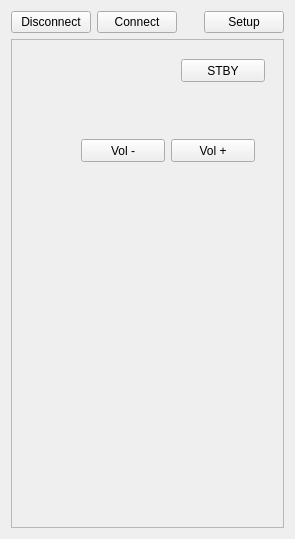
The window that mainwindow.ui (WiseLord/ampcontrol) describes before a commit, drawn with Qt 5.
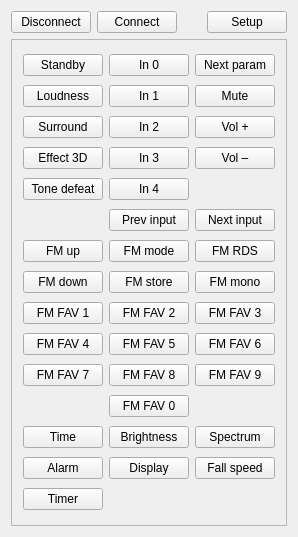
The same window after the commit.

Commit message: Add all commands support

```diff
--- a/mainwindow.ui
+++ b/mainwindow.ui
@@ -6,8 +6,8 @@
    <rect>
     <x>0</x>
     <y>0</y>
-    <width>295</width>
-    <height>539</height>
+    <width>293</width>
+    <height>537</height>
    </rect>
   </property>
   <property name="windowTitle">
@@ -60,51 +60,398 @@
      <property name="frameShadow">
       <enum>QFrame::Raised</enum>
      </property>
-     <widget class="QPushButton" name="pbtnSTBY">
-      <property name="geometry">
-       <rect>
-        <x>170</x>
-        <y>20</y>
-        <width>84</width>
-        <height>23</height>
-       </rect>
-      </property>
-      <property name="text">
-       <string>STBY</string>
-      </property>
-     </widget>
-     <widget class="QPushButton" name="pbtnVOLDEC">
-      <property name="geometry">
-       <rect>
-        <x>70</x>
-        <y>100</y>
-        <width>84</width>
-        <height>23</height>
-       </rect>
-      </property>
-      <property name="text">
-       <string>Vol -</string>
-      </property>
-      <property name="autoRepeat">
-       <bool>true</bool>
-      </property>
-     </widget>
-     <widget class="QPushButton" name="pbtnVOLINC">
-      <property name="geometry">
-       <rect>
-        <x>160</x>
-        <y>100</y>
-        <width>84</width>
-        <height>23</height>
-       </rect>
-      </property>
-      <property name="text">
-       <string>Vol +</string>
-      </property>
-      <property name="autoRepeat">
-       <bool>true</bool>
-      </property>
-     </widget>
+     <layout class="QGridLayout" name="gridLayout">
+      <item row="0" column="0">
+       <widget class="QPushButton" name="pbtnStandby">
+        <property name="text">
+         <string>Standby</string>
+        </property>
+        <property name="RC" stdset="0">
+         <string notr="true">00</string>
+        </property>
+       </widget>
+      </item>
+      <item row="0" column="1">
+       <widget class="QPushButton" name="pbtnIn0">
+        <property name="text">
+         <string>In 0</string>
+        </property>
+        <property name="RC" stdset="0">
+         <string notr="true">05</string>
+        </property>
+       </widget>
+      </item>
+      <item row="0" column="2">
+       <widget class="QPushButton" name="pbtnNextParam">
+        <property name="text">
+         <string>Next param</string>
+        </property>
+        <property name="RC" stdset="0">
+         <string notr="true">02</string>
+        </property>
+       </widget>
+      </item>
+      <item row="1" column="0">
+       <widget class="QPushButton" name="pbtnLoudness">
+        <property name="text">
+         <string>Loudness</string>
+        </property>
+        <property name="RC" stdset="0">
+         <string notr="true">0C</string>
+        </property>
+       </widget>
+      </item>
+      <item row="1" column="1">
+       <widget class="QPushButton" name="pbtnIn1">
+        <property name="text">
+         <string>In 1</string>
+        </property>
+        <property name="RC" stdset="0">
+         <string notr="true">06</string>
+        </property>
+       </widget>
+      </item>
+      <item row="1" column="2">
+       <widget class="QPushButton" name="pbtnMute">
+        <property name="text">
+         <string>Mute</string>
+        </property>
+        <property name="RC" stdset="0">
+         <string notr="true">01</string>
+        </property>
+       </widget>
+      </item>
+      <item row="2" column="0">
+       <widget class="QPushButton" name="pbtnSurround">
+        <property name="text">
+         <string>Surround</string>
+        </property>
+        <property name="RC" stdset="0">
+         <string notr="true">0D</string>
+        </property>
+       </widget>
+      </item>
+      <item row="2" column="1">
+       <widget class="QPushButton" name="pbtnIn2">
+        <property name="text">
+         <string>In 2</string>
+        </property>
+        <property name="RC" stdset="0">
+         <string notr="true">07</string>
+        </property>
+       </widget>
+      </item>
+      <item row="2" column="2">
+       <widget class="QPushButton" name="pbtnVolUp">
+        <property name="text">
+         <string>Vol +</string>
+        </property>
+        <property name="RC" stdset="0">
+         <string notr="true">03</string>
+        </property>
+       </widget>
+      </item>
+      <item row="3" column="0">
+       <widget class="QPushButton" name="pbtnEffect3d">
+        <property name="text">
+         <string>Effect 3D</string>
+        </property>
+        <property name="RC" stdset="0">
+         <string notr="true">0E</string>
+        </property>
+       </widget>
+      </item>
+      <item row="3" column="1">
+       <widget class="QPushButton" name="pbtnIn3">
+        <property name="text">
+         <string>In 3</string>
+        </property>
+        <property name="RC" stdset="0">
+         <string notr="true">08</string>
+        </property>
+       </widget>
+      </item>
+      <item row="3" column="2">
+       <widget class="QPushButton" name="pbtnVolDown">
+        <property name="text">
+         <string>Vol –</string>
+        </property>
+        <property name="RC" stdset="0">
+         <string notr="true">04</string>
+        </property>
+       </widget>
+      </item>
+      <item row="4" column="0">
+       <widget class="QPushButton" name="pbtnToneDefeat">
+        <property name="text">
+         <string>Tone defeat</string>
+        </property>
+        <property name="RC" stdset="0">
+         <string notr="true">0F</string>
+        </property>
+       </widget>
+      </item>
+      <item row="4" column="1">
+       <widget class="QPushButton" name="pbtnIn4">
+        <property name="text">
+         <string>In 4</string>
+        </property>
+        <property name="RC" stdset="0">
+         <string notr="true">09</string>
+        </property>
+       </widget>
+      </item>
+      <item row="5" column="1">
+       <widget class="QPushButton" name="pbtnInPrev">
+        <property name="text">
+         <string>Prev input</string>
+        </property>
+        <property name="RC" stdset="0">
+         <string notr="true">0A</string>
+        </property>
+       </widget>
+      </item>
+      <item row="5" column="2">
+       <widget class="QPushButton" name="pbtnInNext">
+        <property name="text">
+         <string>Next input</string>
+        </property>
+        <property name="RC" stdset="0">
+         <string notr="true">0B</string>
+        </property>
+       </widget>
+      </item>
+      <item row="6" column="0">
+       <widget class="QPushButton" name="pbtnFmUp">
+        <property name="text">
+         <string>FM up</string>
+        </property>
+        <property name="RC" stdset="0">
+         <string notr="true">11</string>
+        </property>
+       </widget>
+      </item>
+      <item row="6" column="1">
+       <widget class="QPushButton" name="pbtnFmMode">
+        <property name="text">
+         <string>FM mode</string>
+        </property>
+        <property name="RC" stdset="0">
+         <string notr="true">13</string>
+        </property>
+       </widget>
+      </item>
+      <item row="6" column="2">
+       <widget class="QPushButton" name="pbtnFmRds">
+        <property name="text">
+         <string>FM RDS</string>
+        </property>
+        <property name="RC" stdset="0">
+         <string notr="true">10</string>
+        </property>
+       </widget>
+      </item>
+      <item row="7" column="0">
+       <widget class="QPushButton" name="pbtnFmDown">
+        <property name="text">
+         <string>FM down</string>
+        </property>
+        <property name="RC" stdset="0">
+         <string notr="true">12</string>
+        </property>
+       </widget>
+      </item>
+      <item row="7" column="1">
+       <widget class="QPushButton" name="pbtnFmStore">
+        <property name="text">
+         <string>FM store</string>
+        </property>
+        <property name="RC" stdset="0">
+         <string notr="true">15</string>
+        </property>
+       </widget>
+      </item>
+      <item row="7" column="2">
+       <widget class="QPushButton" name="pbtnFmMono">
+        <property name="text">
+         <string>FM mono</string>
+        </property>
+        <property name="RC" stdset="0">
+         <string notr="true">14</string>
+        </property>
+       </widget>
+      </item>
+      <item row="8" column="0">
+       <widget class="QPushButton" name="pbtnFmFav1">
+        <property name="text">
+         <string>FM FAV 1</string>
+        </property>
+        <property name="RC" stdset="0">
+         <string notr="true">17</string>
+        </property>
+       </widget>
+      </item>
+      <item row="8" column="1">
+       <widget class="QPushButton" name="pbtnFmFav2">
+        <property name="text">
+         <string>FM FAV 2</string>
+        </property>
+        <property name="RC" stdset="0">
+         <string notr="true">18</string>
+        </property>
+       </widget>
+      </item>
+      <item row="8" column="2">
+       <widget class="QPushButton" name="pbtnFmFav3">
+        <property name="text">
+         <string>FM FAV 3</string>
+        </property>
+        <property name="RC" stdset="0">
+         <string notr="true">19</string>
+        </property>
+       </widget>
+      </item>
+      <item row="9" column="0">
+       <widget class="QPushButton" name="pbtnFmFav4">
+        <property name="text">
+         <string>FM FAV 4</string>
+        </property>
+        <property name="RC" stdset="0">
+         <string notr="true">1A</string>
+        </property>
+       </widget>
+      </item>
+      <item row="9" column="1">
+       <widget class="QPushButton" name="pbtnFmFav5">
+        <property name="text">
+         <string>FM FAV 5</string>
+        </property>
+        <property name="RC" stdset="0">
+         <string notr="true">1B</string>
+        </property>
+       </widget>
+      </item>
+      <item row="9" column="2">
+       <widget class="QPushButton" name="pbtnFmFav6">
+        <property name="text">
+         <string>FM FAV 6</string>
+        </property>
+        <property name="RC" stdset="0">
+         <string notr="true">1C</string>
+        </property>
+       </widget>
+      </item>
+      <item row="10" column="0">
+       <widget class="QPushButton" name="pbtnFmFav7">
+        <property name="text">
+         <string>FM FAV 7</string>
+        </property>
+        <property name="RC" stdset="0">
+         <string notr="true">1D</string>
+        </property>
+       </widget>
+      </item>
+      <item row="10" column="1">
+       <widget class="QPushButton" name="pbtnFmFav8">
+        <property name="text">
+         <string>FM FAV 8</string>
+        </property>
+        <property name="RC" stdset="0">
+         <string notr="true">1E</string>
+        </property>
+       </widget>
+      </item>
+      <item row="10" column="2">
+       <widget class="QPushButton" name="pbtnFmFav9">
+        <property name="text">
+         <string>FM FAV 9</string>
+        </property>
+        <property name="RC" stdset="0">
+         <string notr="true">1F</string>
+        </property>
+       </widget>
+      </item>
+      <item row="11" column="1">
+       <widget class="QPushButton" name="pbtnFmFav0">
+        <property name="text">
+         <string>FM FAV 0</string>
+        </property>
+        <property name="RC" stdset="0">
+         <string notr="true">16</string>
+        </property>
+       </widget>
+      </item>
+      <item row="12" column="0">
+       <widget class="QPushButton" name="pbtnTime">
+        <property name="text">
+         <string>Time</string>
+        </property>
+        <property name="RC" stdset="0">
+         <string notr="true">20</string>
+        </property>
+       </widget>
+      </item>
+      <item row="12" column="1">
+       <widget class="QPushButton" name="pbtnBrightness">
+        <property name="text">
+         <string>Brightness</string>
+        </property>
+        <property name="RC" stdset="0">
+         <string notr="true">23</string>
+        </property>
+       </widget>
+      </item>
+      <item row="12" column="2">
+       <widget class="QPushButton" name="pbtnSpectrum">
+        <property name="text">
+         <string>Spectrum</string>
+        </property>
+        <property name="RC" stdset="0">
+         <string notr="true">25</string>
+        </property>
+       </widget>
+      </item>
+      <item row="13" column="0">
+       <widget class="QPushButton" name="pbtnAlarm">
+        <property name="text">
+         <string>Alarm</string>
+        </property>
+        <property name="RC" stdset="0">
+         <string notr="true">21</string>
+        </property>
+       </widget>
+      </item>
+      <item row="13" column="1">
+       <widget class="QPushButton" name="pbtnDefDisplay">
+        <property name="text">
+         <string>Display</string>
+        </property>
+        <property name="RC" stdset="0">
+         <string notr="true">24</string>
+        </property>
+       </widget>
+      </item>
+      <item row="13" column="2">
+       <widget class="QPushButton" name="pbtnFallSpeed">
+        <property name="text">
+         <string>Fall speed</string>
+        </property>
+        <property name="RC" stdset="0">
+         <string notr="true">26</string>
+        </property>
+       </widget>
+      </item>
+      <item row="14" column="0">
+       <widget class="QPushButton" name="pbtnTimer">
+        <property name="text">
+         <string>Timer</string>
+        </property>
+        <property name="RC" stdset="0">
+         <string notr="true">22</string>
+        </property>
+       </widget>
+      </item>
+     </layout>
     </widget>
    </item>
   </layout>
```
The commit also changes 2 other files.
